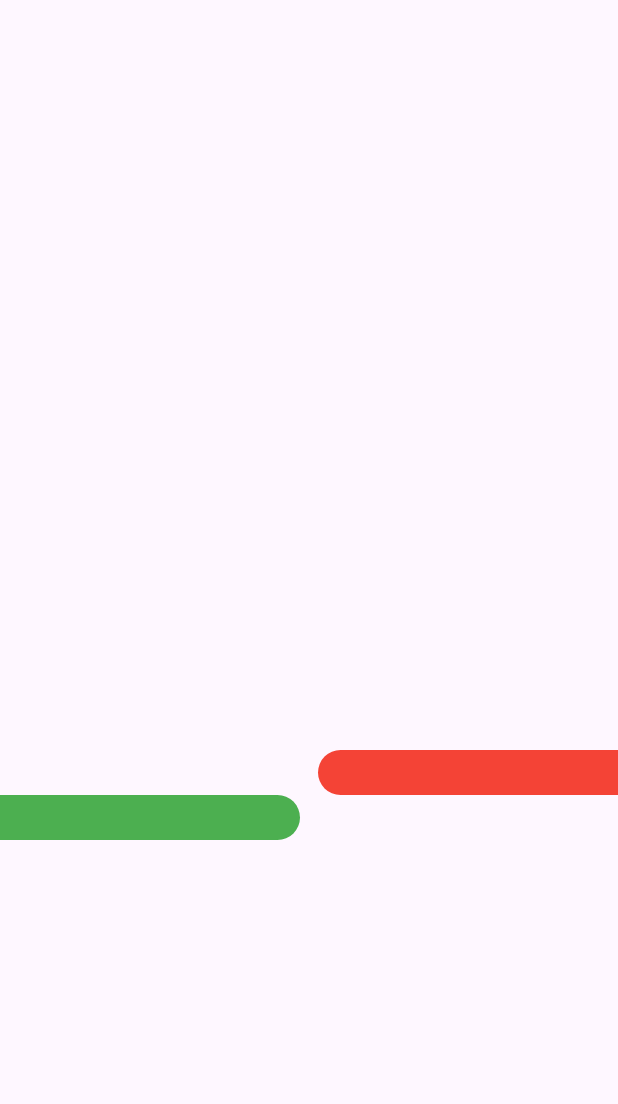
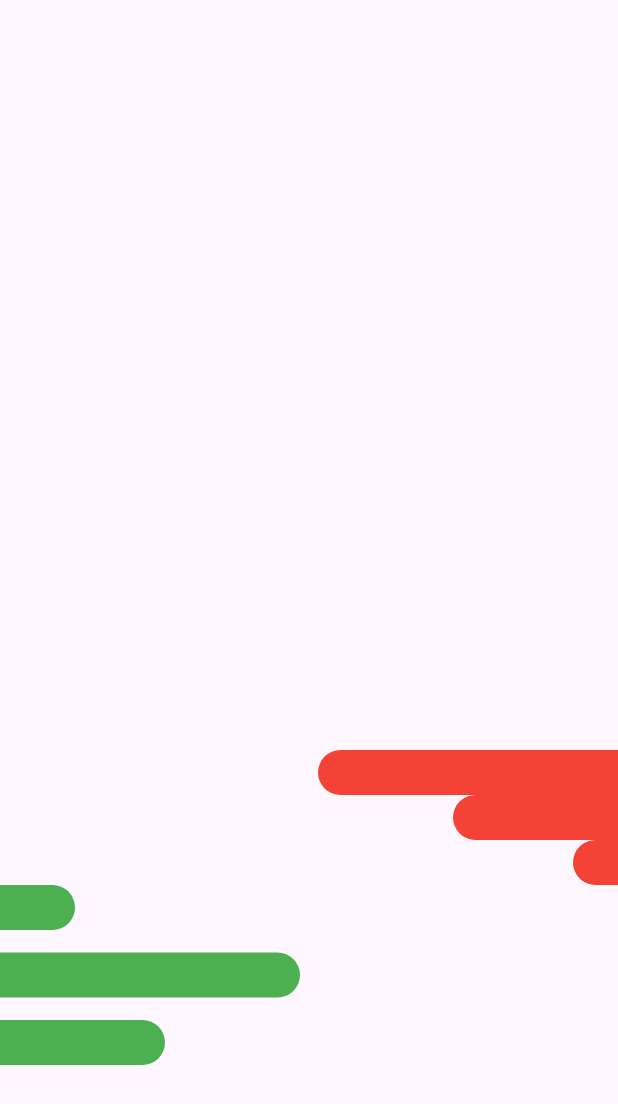
Before and after one commit to mahdiramezanii/bmi-calcul, a Flutter app: the screen it shows after launch, on a phone screen of 412 x 824 dp. Shown: the top 1104 px of the screen. Run offline on Flutter 3.47's test engine with Material 3 defaults, Android fonts, the phone set to English and light mode, and no system bars.

Commit message:
complated chlesh

```diff
--- a/lib/main.dart
+++ b/lib/main.dart
@@ -1,3 +1,5 @@
+import 'package:bmi_calcul/widget/backgroun_right_shpae.dart';
+import 'package:bmi_calcul/widget/background_left_shape.dart';
 import 'package:flutter/material.dart';
 
 void main() {
@@ -15,38 +17,18 @@
               padding: const EdgeInsets.fromLTRB(0,500,0,0),
               child: Column(
                 children: [
-                  Row(
-                    mainAxisAlignment: MainAxisAlignment.end,
-                    children: [
-                      Container(
-                        width: 200,
-                        height: 30,
-                        decoration: BoxDecoration(
-                          color: Colors.red,
-                          borderRadius: BorderRadius.only(
-                            topLeft: Radius.circular(20),
-                            bottomLeft: Radius.circular(20)
-                          ),
-                        ),
-                      )
-                    ],
-                  ),
 
-                  Row(
-                    children: [
-                      Container(
-                        width: 200,
-                        height: 30,
-                        decoration: BoxDecoration(
-                          color: Colors.green,
-                          borderRadius: BorderRadius.only(
-                            topRight: Radius.circular(20),
-                            bottomRight: Radius.circular(20),
-                          ),
-                        ),
-                      )
-                    ],
-                  )
+                  RightShape(with_shap: 200,),
+                  RightShape(with_shap: 110,),
+                  RightShape(with_shap: 30,),
+
+                  LeftShape(with_shap: 50,),
+                  SizedBox(height: 15,),
+                  LeftShape(with_shap: 200,),
+                  SizedBox(height: 15,),
+                  LeftShape(with_shap: 110,),
+
+
                 ],
               ),
             ),
--- /dev/null
+++ b/lib/widget/backgroun_right_shpae.dart
@@ -0,0 +1,26 @@
+import 'package:flutter/material.dart';
+
+class RightShape extends StatelessWidget {
+  RightShape({required double with_shap}) {
+    this.with_shap = with_shap;
+  }
+
+  double? with_shap;
+  @override
+  Widget build(BuildContext context) {
+    return Row(
+      mainAxisAlignment: MainAxisAlignment.end,
+      children: [
+        Container(
+          width: with_shap,
+          height: 30,
+          decoration: BoxDecoration(
+            color: Colors.red,
+            borderRadius: BorderRadius.only(
+                topLeft: Radius.circular(20), bottomLeft: Radius.circular(20)),
+          ),
+        )
+      ],
+    );
+  }
+}
--- /dev/null
+++ b/lib/widget/background_left_shape.dart
@@ -0,0 +1,35 @@
+import 'package:flutter/material.dart';
+
+class LeftShape extends StatelessWidget {
+
+
+  LeftShape({required double with_shap}){
+
+    this.with_shap=with_shap;
+
+  }
+
+  double? with_shap;
+
+
+
+
+  @override
+  Widget build(BuildContext context) {
+    return Row(
+      children: [
+        Container(
+          width: with_shap,
+          height: 30,
+          decoration: BoxDecoration(
+            color: Colors.green,
+            borderRadius: BorderRadius.only(
+              topRight: Radius.circular(20),
+              bottomRight: Radius.circular(20),
+            ),
+          ),
+        )
+      ],
+    );
+  }
+}
```
